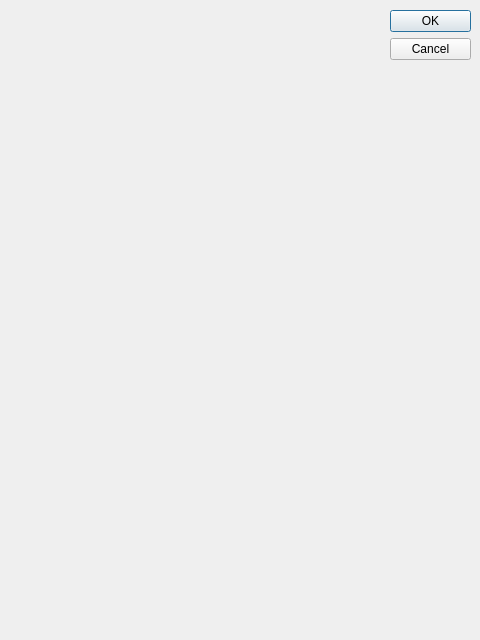
Above: historydialog.ui from YoussefZidan-0/XOXO before the change. Below: the same form after it.
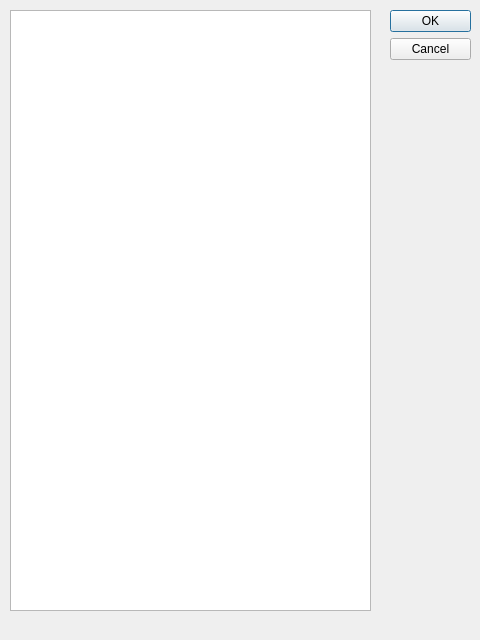
That is the form after the change.

```diff
--- a/historydialog.ui
+++ b/historydialog.ui
@@ -29,6 +29,16 @@
     <set>QDialogButtonBox::Cancel|QDialogButtonBox::Ok</set>
    </property>
   </widget>
+  <widget class="QTableView" name="tableView">
+   <property name="geometry">
+    <rect>
+     <x>10</x>
+     <y>10</y>
+     <width>361</width>
+     <height>601</height>
+    </rect>
+   </property>
+  </widget>
  </widget>
  <resources/>
  <connections>
```
